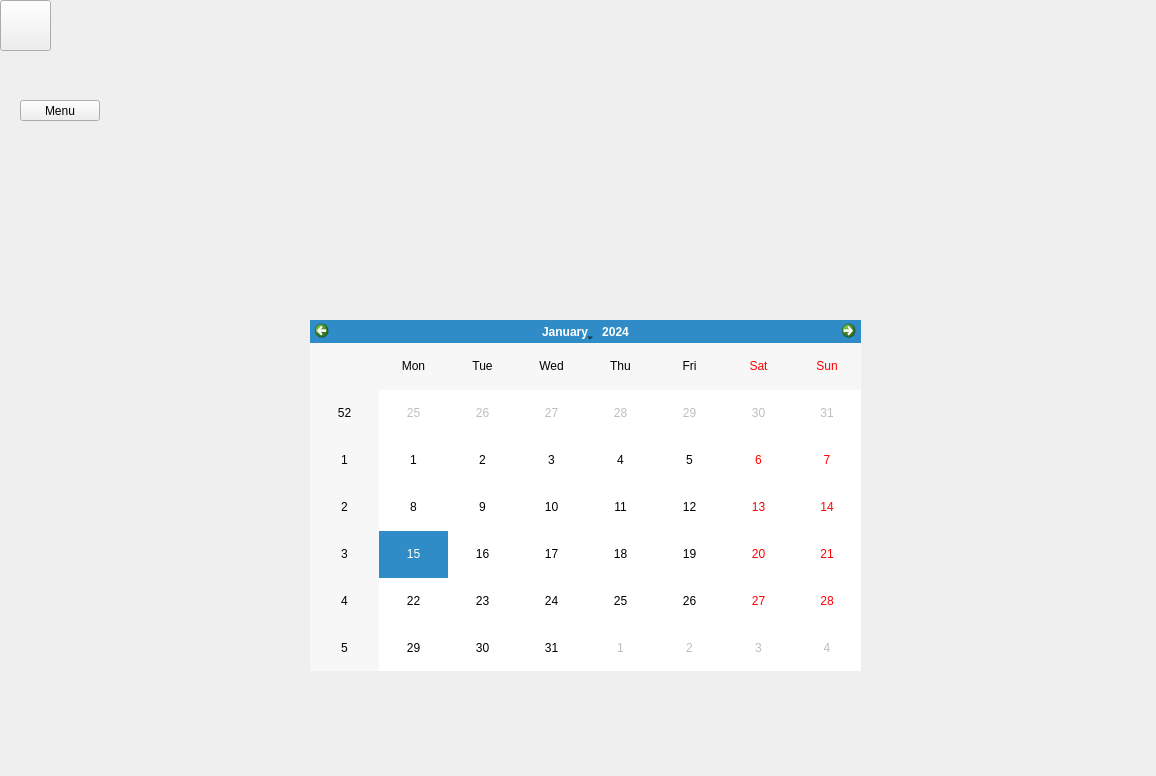
Vicx95/regworktime, file regworktime.ui: the form before one commit.
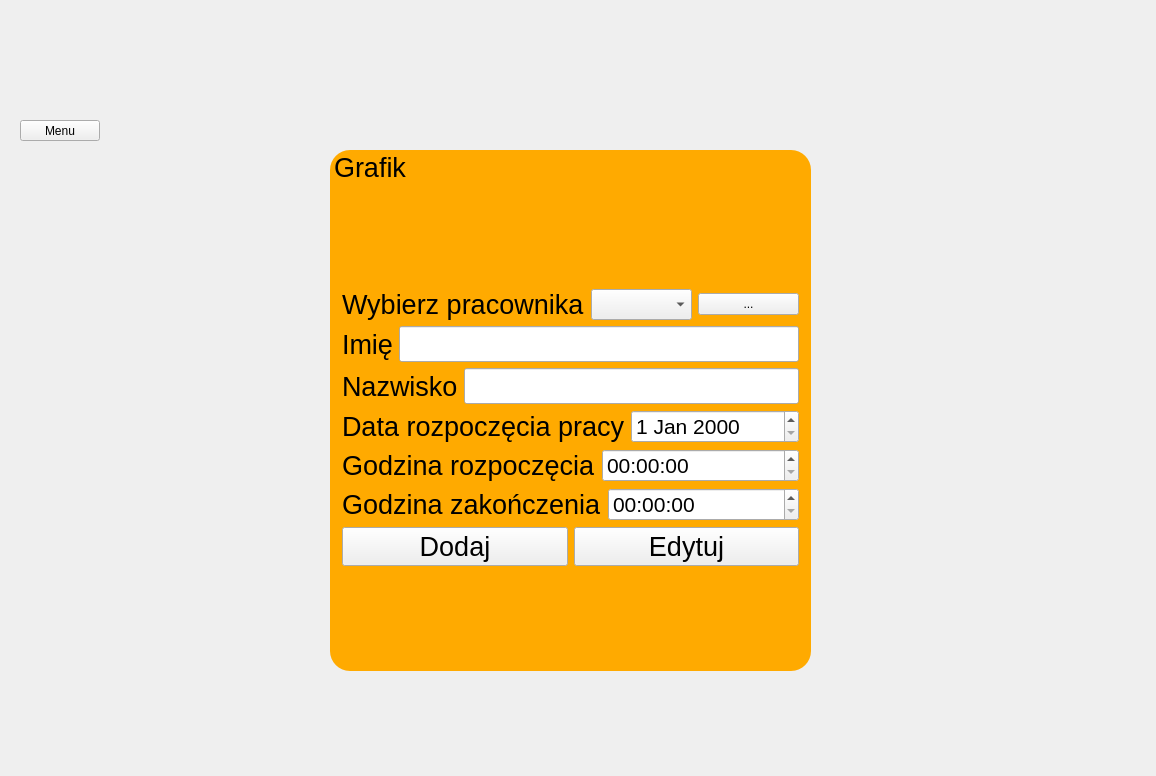
The form after the commit. The open tabs and pages were chosen to show the change. Icons and pictures are not drawn.

Commit message: solve problems with serial port monitor

```diff
--- a/regworktime.ui
+++ b/regworktime.ui
@@ -21,9 +21,9 @@
    <property name="geometry">
     <rect>
      <x>0</x>
-     <y>80</y>
+     <y>100</y>
      <width>1161</width>
-     <height>701</height>
+     <height>681</height>
     </rect>
    </property>
    <property name="styleSheet">
@@ -734,16 +734,6 @@
     </widget>
    </widget>
    <widget class="QWidget" name="schedulePage">
-    <widget class="QCalendarWidget" name="calendarWidget">
-     <property name="geometry">
-      <rect>
-       <x>310</x>
-       <y>240</y>
-       <width>551</width>
-       <height>351</height>
-      </rect>
-     </property>
-    </widget>
     <widget class="QPushButton" name="backToMenuFromSchedule">
      <property name="geometry">
       <rect>
@@ -757,6 +747,222 @@
       <string>Menu</string>
      </property>
     </widget>
+    <widget class="QGroupBox" name="scheduleForm">
+     <property name="geometry">
+      <rect>
+       <x>330</x>
+       <y>50</y>
+       <width>481</width>
+       <height>521</height>
+      </rect>
+     </property>
+     <property name="font">
+      <font>
+       <pointsize>20</pointsize>
+      </font>
+     </property>
+     <property name="styleSheet">
+      <string notr="true">#scheduleForm{
+	background:rgb(255,170,0);
+	border-radius: 20px;
+	
+}</string>
+     </property>
+     <property name="title">
+      <string>Grafik</string>
+     </property>
+     <layout class="QVBoxLayout" name="verticalLayout_2">
+      <item>
+       <layout class="QVBoxLayout" name="verticalLayout">
+        <item>
+         <layout class="QHBoxLayout" name="horizontalLayout_8">
+          <item>
+           <widget class="QLabel" name="label_5">
+            <property name="font">
+             <font>
+              <pointsize>20</pointsize>
+             </font>
+            </property>
+            <property name="text">
+             <string>Wybierz pracownika</string>
+            </property>
+           </widget>
+          </item>
+          <item>
+           <widget class="QComboBox" name="scheduleGetEmployeeList">
+            <property name="font">
+             <font>
+              <pointsize>14</pointsize>
+             </font>
+            </property>
+           </widget>
+          </item>
+          <item>
+           <widget class="QPushButton" name="pushButton">
+            <property name="text">
+             <string>...</string>
+            </property>
+           </widget>
+          </item>
+         </layout>
+        </item>
+        <item>
+         <layout class="QHBoxLayout" name="horizontalLayout_9">
+          <item>
+           <widget class="QLabel" name="label_6">
+            <property name="font">
+             <font>
+              <pointsize>20</pointsize>
+             </font>
+            </property>
+            <property name="text">
+             <string>Imię</string>
+            </property>
+           </widget>
+          </item>
+          <item>
+           <widget class="QLineEdit" name="lineEdit">
+            <property name="font">
+             <font>
+              <pointsize>18</pointsize>
+             </font>
+            </property>
+           </widget>
+          </item>
+         </layout>
+        </item>
+        <item>
+         <layout class="QHBoxLayout" name="horizontalLayout_10">
+          <item>
+           <widget class="QLabel" name="label_7">
+            <property name="font">
+             <font>
+              <pointsize>20</pointsize>
+             </font>
+            </property>
+            <property name="text">
+             <string>Nazwisko</string>
+            </property>
+           </widget>
+          </item>
+          <item>
+           <widget class="QLineEdit" name="lineEdit_2">
+            <property name="font">
+             <font>
+              <pointsize>18</pointsize>
+             </font>
+            </property>
+           </widget>
+          </item>
+         </layout>
+        </item>
+        <item>
+         <layout class="QHBoxLayout" name="horizontalLayout_3">
+          <item>
+           <widget class="QLabel" name="workStartDatelabel">
+            <property name="font">
+             <font>
+              <pointsize>20</pointsize>
+             </font>
+            </property>
+            <property name="text">
+             <string>Data rozpoczęcia pracy</string>
+            </property>
+           </widget>
+          </item>
+          <item>
+           <widget class="QDateEdit" name="workstartDate">
+            <property name="font">
+             <font>
+              <pointsize>16</pointsize>
+             </font>
+            </property>
+           </widget>
+          </item>
+         </layout>
+        </item>
+        <item>
+         <layout class="QHBoxLayout" name="horizontalLayout_4">
+          <item>
+           <widget class="QLabel" name="label_2">
+            <property name="font">
+             <font>
+              <pointsize>20</pointsize>
+             </font>
+            </property>
+            <property name="text">
+             <string>Godzina rozpoczęcia</string>
+            </property>
+           </widget>
+          </item>
+          <item>
+           <widget class="QTimeEdit" name="workstartTime">
+            <property name="font">
+             <font>
+              <pointsize>16</pointsize>
+             </font>
+            </property>
+           </widget>
+          </item>
+         </layout>
+        </item>
+        <item>
+         <layout class="QHBoxLayout" name="horizontalLayout_6">
+          <item>
+           <widget class="QLabel" name="label_4">
+            <property name="font">
+             <font>
+              <pointsize>20</pointsize>
+             </font>
+            </property>
+            <property name="text">
+             <string>Godzina zakończenia</string>
+            </property>
+           </widget>
+          </item>
+          <item>
+           <widget class="QTimeEdit" name="workendTime">
+            <property name="font">
+             <font>
+              <pointsize>16</pointsize>
+             </font>
+            </property>
+           </widget>
+          </item>
+         </layout>
+        </item>
+        <item>
+         <layout class="QHBoxLayout" name="horizontalLayout_7">
+          <item>
+           <widget class="QPushButton" name="addSchedulebutton">
+            <property name="font">
+             <font>
+              <pointsize>20</pointsize>
+             </font>
+            </property>
+            <property name="text">
+             <string>Dodaj</string>
+            </property>
+           </widget>
+          </item>
+          <item>
+           <widget class="QPushButton" name="editSchedulebutton">
+            <property name="font">
+             <font>
+              <pointsize>20</pointsize>
+             </font>
+            </property>
+            <property name="text">
+             <string>Edytuj</string>
+            </property>
+           </widget>
+          </item>
+         </layout>
+        </item>
+       </layout>
+      </item>
+     </layout>
+    </widget>
    </widget>
    <widget class="QWidget" name="presencePage">
     <widget class="QPushButton" name="backToMenuFromPresence">
@@ -828,25 +1034,16 @@
     </widget>
    </widget>
   </widget>
-  <widget class="QPushButton" name="connectSerialPort">
+  <widget class="QDockWidget" name="dockWidget">
    <property name="geometry">
     <rect>
-     <x>0</x>
-     <y>0</y>
-     <width>51</width>
-     <height>51</height>
+     <x>570</x>
+     <y>-20</y>
+     <width>591</width>
+     <height>81</height>
     </rect>
    </property>
-   <property name="styleSheet">
-    <string notr="true">#connectSerialPort{
- 
-	
-	border-image: url(:/img/resources/connect.png);
-}</string>
-   </property>
-   <property name="text">
-    <string/>
-   </property>
+   <widget class="QWidget" name="dockWidgetContents"/>
   </widget>
  </widget>
  <resources>
```
Left out of the diff: 2 changed lines with no effect on the pictures. The commit also changes 3 other files.
